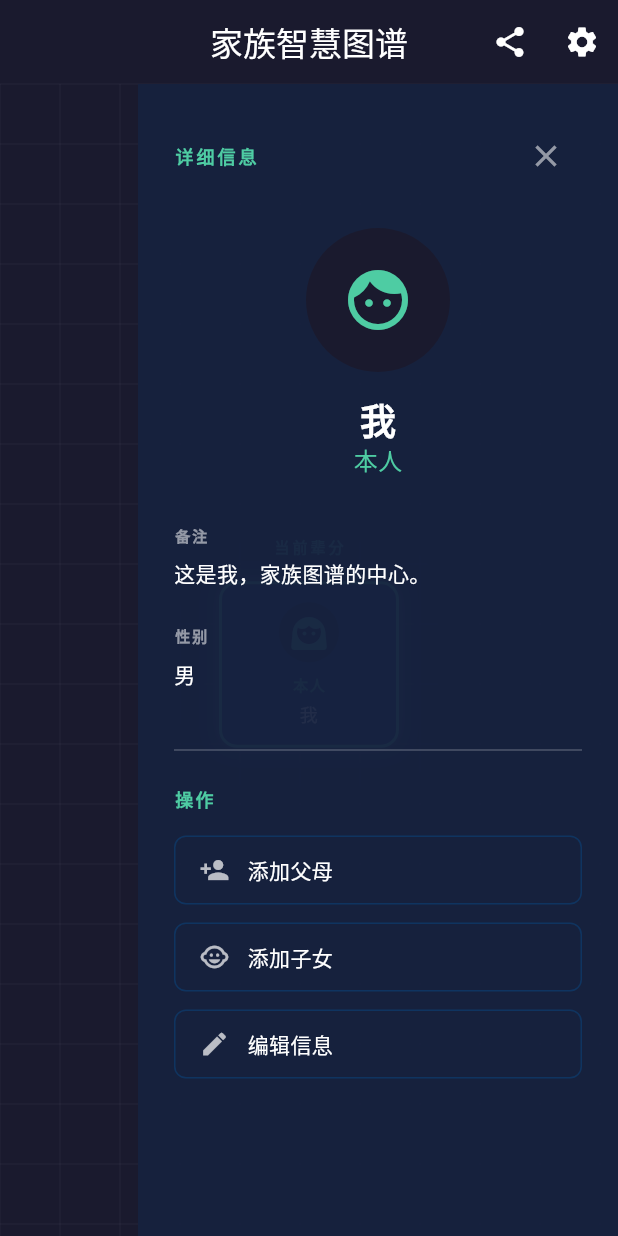
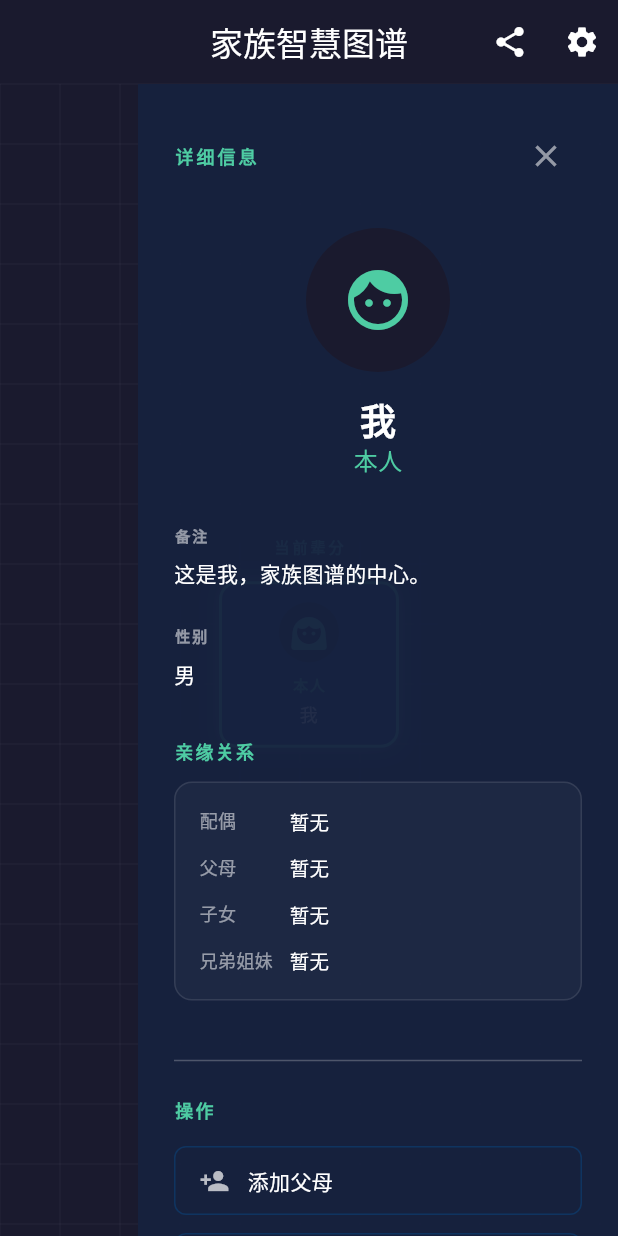
Before and after one commit to CerfH/ClanGraph, a Flutter app: the screen it shows after launch, after a tap on "本人", on a phone screen of 412 x 824 dp. Run offline on Flutter 3.47's test engine with Material 3 defaults, Android fonts, the phone set to English and light mode, and no system bars; our stand-ins replace shared_preferences.

Commit message:
详细信息部分可显示亲缘关系，但配偶问题尚未解决

```diff
--- a/lib/views/family_tree_view.dart
+++ b/lib/views/family_tree_view.dart
@@ -87,6 +87,7 @@ class _FamilyTreeViewState extends State<FamilyTreeView> {
                   bottom: 0,
                   child: PersonDetailsSidebar(
                     person: selectedPerson,
+                    controller: widget.controller,
                     onClose: () => widget.controller.clearSelection(),
                     onAddParent: () =>
                         _showAddParentDialog(context, selectedPerson.id),
--- a/lib/widgets/person_details_sidebar.dart
+++ b/lib/widgets/person_details_sidebar.dart
@@ -1,9 +1,11 @@
 import 'package:flutter/material.dart';
 import '../models/person.dart';
 import '../theme/app_theme.dart';
+import '../controllers/family_controller.dart'; // 必须引入 Controller
 
 class PersonDetailsSidebar extends StatelessWidget {
   final Person? person;
+  final FamilyController controller; // 增加 controller 属性
   final VoidCallback onClose;
   final VoidCallback onAddParent;
   final VoidCallback onAddChild;
@@ -13,6 +15,7 @@ class PersonDetailsSidebar extends StatelessWidget {
   const PersonDetailsSidebar({
     super.key,
     required this.person,
+    required this.controller, // 构造函数要求传入
     required this.onClose,
     required this.onAddParent,
     required this.onAddChild,
@@ -28,14 +31,13 @@ class PersonDetailsSidebar extends StatelessWidget {
 
     return Container(
       width: 320,
-      // 移除 Container 的高度和 padding 约束，由内部决定
       decoration: BoxDecoration(
         color: AppTheme.surfaceGrey.withValues(alpha: 0.95),
       ),
       child: SafeArea(
         child: Column(
           children: [
-            // 顶部的固定标题栏（不随滚动消失，方便操作）
+            // 顶部的固定标题栏
             Padding(
               padding: const EdgeInsets.fromLTRB(24, 24, 24, 0),
               child: Row(
@@ -60,7 +62,7 @@ class PersonDetailsSidebar extends StatelessWidget {
             // 下方内容区域设为可滚动
             Expanded(
               child: SingleChildScrollView(
-                physics: const BouncingScrollPhysics(), // 增加 iOS 的弹性滚动感
+                physics: const BouncingScrollPhysics(),
                 padding: const EdgeInsets.all(24),
                 child: Column(
                   crossAxisAlignment: CrossAxisAlignment.start,
@@ -99,13 +101,50 @@ class PersonDetailsSidebar extends StatelessWidget {
                       ),
                     ),
                     const SizedBox(height: 32),
+
+                    // --- 基础信息区 ---
                     _buildInfoSection('备注', person!.bio),
                     const SizedBox(height: 24),
                     _buildInfoSection('性别', person!.gender),
                     const SizedBox(height: 32),
+
+                    // --- 新增：动态关系网络展示区 ---
+                    const Text(
+                      '亲缘关系',
+                      style: TextStyle(
+                        color: AppTheme.electricBlue,
+                        fontSize: 12,
+                        fontWeight: FontWeight.bold,
+                        letterSpacing: 1.5,
+                      ),
+                    ),
+                    const SizedBox(height: 12),
+                    Container(
+                      padding: const EdgeInsets.all(16),
+                      decoration: BoxDecoration(
+                        color: Colors.white.withValues(alpha: 0.03),
+                        borderRadius: BorderRadius.circular(12),
+                        border: Border.all(color: Colors.white10),
+                      ),
+                      child: Column(
+                        crossAxisAlignment: CrossAxisAlignment.start,
+                        children: [
+                          _buildRelationRow('配偶', _getSpouseName(person!, controller)),
+                          const SizedBox(height: 12),
+                          _buildRelationRow('父母', _getParentNames(person!, controller)),
+                          const SizedBox(height: 12),
+                          _buildRelationRow('子女', _getChildrenNames(person!, controller)),
+                          const SizedBox(height: 12),
+                          _buildRelationRow('兄弟姐妹', _getSiblingNames(person!, controller)),
+                        ],
+                      ),
+                    ),
+                    const SizedBox(height: 32),
+
                     const Divider(color: Colors.white24),
                     const SizedBox(height: 16),
-                    // 操作区
+
+                    // --- 操作区 ---
                     const Text(
                       '操作',
                       style: TextStyle(
@@ -127,7 +166,6 @@ class PersonDetailsSidebar extends StatelessWidget {
                         onTap: onDelete,
                         isDestructive: true,
                       ),
-                    // 底部留白，防止被系统横条遮挡
                     const SizedBox(height: 40),
                   ],
                 ),
@@ -136,6 +174,28 @@ class PersonDetailsSidebar extends StatelessWidget {
           ],
         ),
       ),
+    );
+  }
+
+  // --- 关系行 UI 辅助组件 ---
+  Widget _buildRelationRow(String label, String value) {
+    return Row(
+      crossAxisAlignment: CrossAxisAlignment.start,
+      children: [
+        SizedBox(
+          width: 60,
+          child: Text(
+            label,
+            style: const TextStyle(color: Colors.white54, fontSize: 12),
+          ),
+        ),
+        Expanded(
+          child: Text(
+            value,
+            style: const TextStyle(color: Colors.white, fontSize: 13, fontWeight: FontWeight.w500),
+          ),
+        ),
+      ],
     );
   }
 
@@ -165,13 +225,7 @@ class PersonDetailsSidebar extends StatelessWidget {
     );
   }
 
-  Widget _buildActionButton(
-    BuildContext context, {
-    required IconData icon,
-    required String label,
-    required VoidCallback onTap,
-    bool isDestructive = false,
-  }) {
+  Widget _buildActionButton(BuildContext context, {required IconData icon, required String label, required VoidCallback onTap, bool isDestructive = false}) {
     return Padding(
       padding: const EdgeInsets.only(bottom: 12.0),
       child: Material(
@@ -182,26 +236,14 @@ class PersonDetailsSidebar extends StatelessWidget {
           child: Container(
             padding: const EdgeInsets.symmetric(horizontal: 16, vertical: 12),
             decoration: BoxDecoration(
-              border: Border.all(
-                color: isDestructive ? Colors.red.withValues(alpha: 0.5) : AppTheme.minimalistBlue,
-              ),
+              border: Border.all(color: isDestructive ? Colors.red.withValues(alpha: 0.5) : AppTheme.minimalistBlue),
               borderRadius: BorderRadius.circular(8),
             ),
             child: Row(
               children: [
-                Icon(
-                  icon,
-                  size: 20,
-                  color: isDestructive ? Colors.redAccent : Colors.white70,
-                ),
+                Icon(icon, size: 20, color: isDestructive ? Colors.redAccent : Colors.white70),
                 const SizedBox(width: 12),
-                Text(
-                  label,
-                  style: TextStyle(
-                    color: isDestructive ? Colors.redAccent : Colors.white,
-                    fontWeight: FontWeight.w500,
-                  ),
-                ),
+                Text(label, style: TextStyle(color: isDestructive ? Colors.redAccent : Colors.white, fontWeight: FontWeight.w500)),
               ],
             ),
           ),
@@ -209,4 +251,36 @@ class PersonDetailsSidebar extends StatelessWidget {
       ),
     );
   }
+
+  // --- 辅助方法：通过 ID 查真实姓名 ---
+  String _getSpouseName(Person p, FamilyController c) {
+    if (p.spouse == null) return '暂无';
+    return c.getPerson(p.spouse!)?.name ?? '未知';
+  }
+
+  String _getParentNames(Person p, FamilyController c) {
+    if (p.parents.isEmpty) return '暂无';
+    final names = p.parents.map((id) => c.getPerson(id)?.name ?? '').where((n) => n.isNotEmpty).toList();
+    return names.isEmpty ? '暂无' : names.join('、');
+  }
+
+  String _getChildrenNames(Person p, FamilyController c) {
+    if (p.children.isEmpty) return '暂无';
+    final names = p.children.map((id) => c.getPerson(id)?.name ?? '').where((n) => n.isNotEmpty).toList();
+    return names.isEmpty ? '暂无' : names.join('、');
+  }
+
+  String _getSiblingNames(Person p, FamilyController c) {
+    if (p.parents.isEmpty) return '暂无';
+    final parent = c.getPerson(p.parents.first);
+    if (parent == null || parent.children.length <= 1) return '暂无';
+
+    final siblingNames = parent.children
+        .where((id) => id != p.id)
+        .map((id) => c.getPerson(id)?.name ?? '')
+        .where((n) => n.isNotEmpty)
+        .toList();
+
+    return siblingNames.isEmpty ? '暂无' : siblingNames.join('、');
+  }
 }
```
